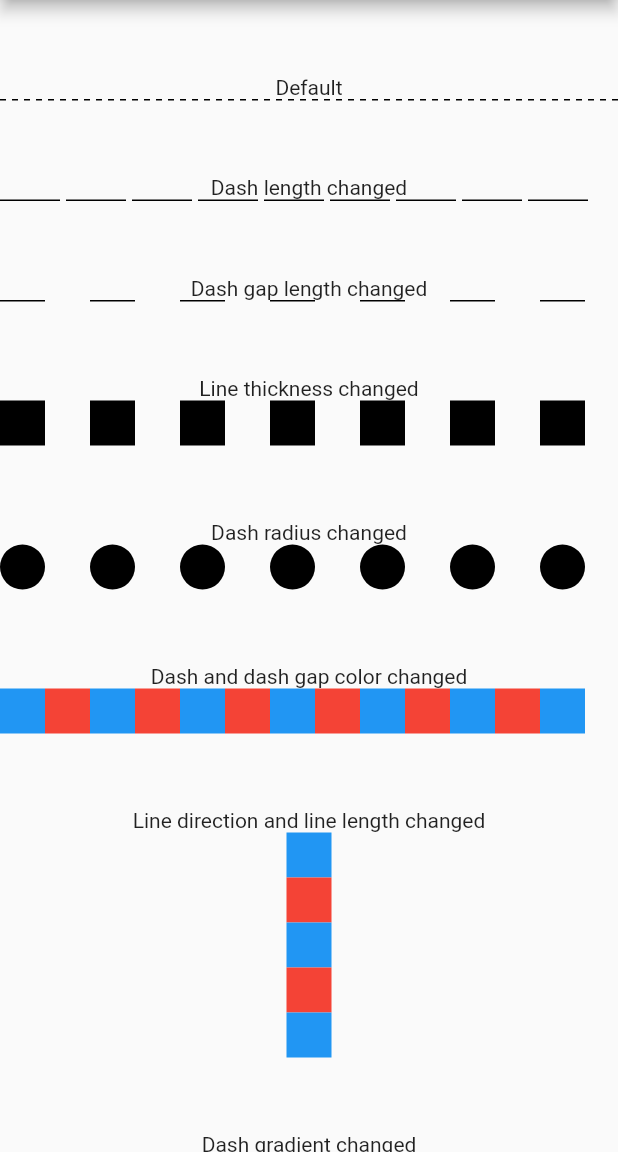
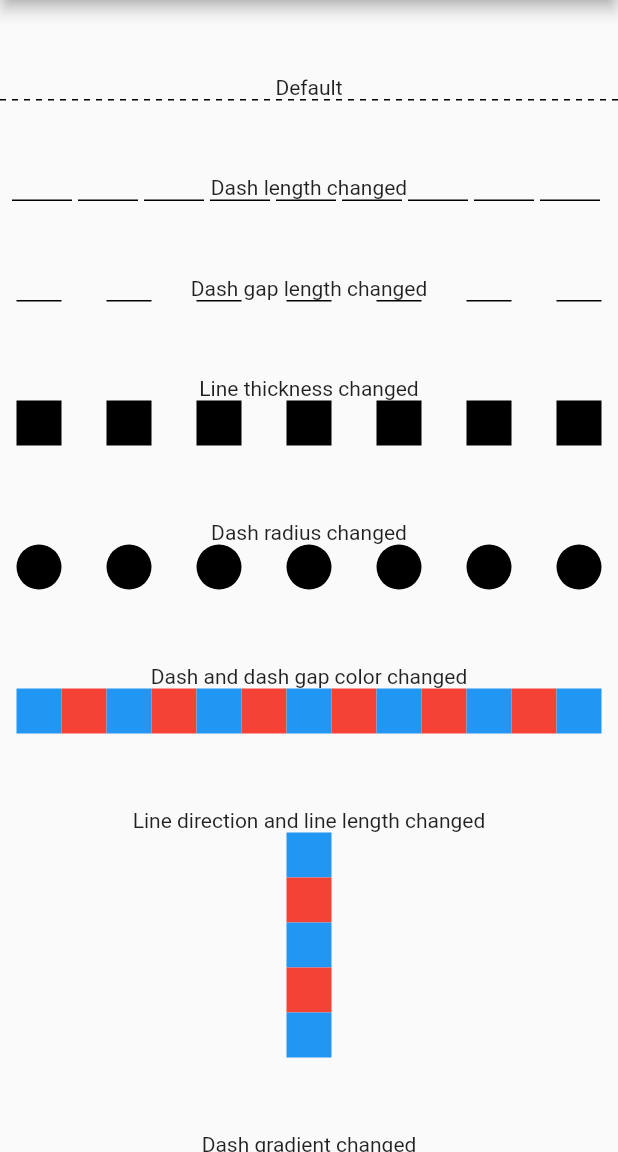
Before and after one commit to umechanhika/dotted_line, a Flutter app: the screen it shows after launch, on a phone screen of 412 x 824 dp, the part 84-1236 px from its top. Run offline on Flutter 3.47's test engine with Material 2 defaults, Android fonts, the phone set to English and light mode, and no system bars.

Commit message:
Adds alignment property
In some cases, the dashed line would have an offset to the side, which
in return wouldn't be as pleseant to look at in comparison to the divider, since it is this widget that hopefully this package is trying to replace to.

So, by adding a property `alignment`, defaulted to `WrapAlignment.center`, one can achieve the desired alignment inside its application. If needed, this can be later changed by the developer to adjust for his/her scenario.

This may close the issue #25 - Feature: option to specify alignment.

```diff
--- a/lib/dotted_line.dart
+++ b/lib/dotted_line.dart
@@ -33,6 +33,7 @@ class DottedLine extends StatelessWidget {
     this.dashGapGradient,
     this.dashRadius = 0.0,
     this.dashGapRadius = 0.0,
+    this.alignment = WrapAlignment.center,
   })  : assert(
             dashGradient == null || dashGradient.length == 2,
             'The dashGradient must have only two colors.\n'
@@ -45,6 +46,9 @@ class DottedLine extends StatelessWidget {
 
   /// The direction of the entire dotted line. Default [Axis.horizontal].
   final Axis direction;
+
+  /// The alignment of the entire dotted line. Default [WrapAlignment.center].
+  final WrapAlignment alignment;
 
   /// The length of the entire dotted line. Default [double.infinity].
   final double lineLength;
@@ -101,6 +105,7 @@ class DottedLine extends StatelessWidget {
 
         return Wrap(
           direction: direction,
+          alignment: alignment,
           children: List.generate(dashCount + dashGapCount, (index) {
             if (index % 2 == 0) {
               final dashColor = _getDashColor(dashCount, index ~/ 2);
```
